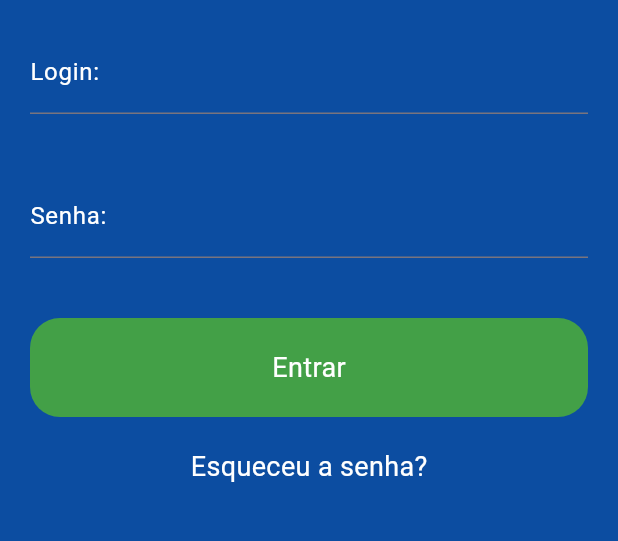
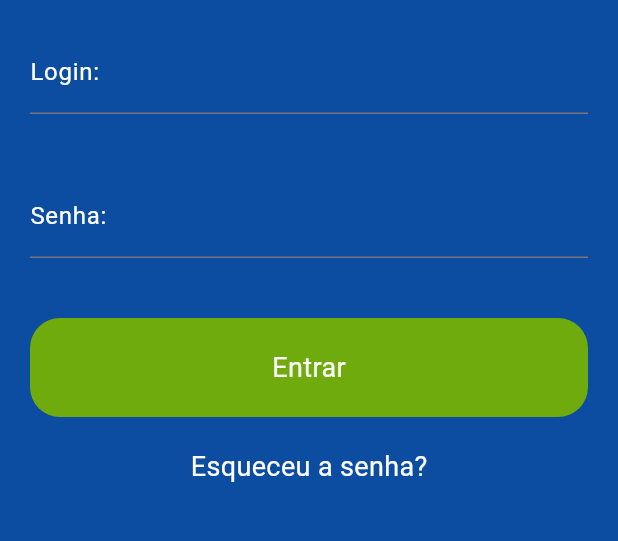
Before and after one commit to sesi-check/sesi_check, a Flutter app: the screen it shows after launch, on a phone screen of 412 x 824 dp, the part 594-1135 px from its top. Run offline on Flutter 3.47's test engine with Material 3 defaults, Android fonts, the phone set to English and light mode, and no system bars; our stand-ins replace go_router.

Commit message:
fix: ajustando a página de login

```diff
--- a/lib/ui/login/screen/login_screen.dart
+++ b/lib/ui/login/screen/login_screen.dart
@@ -60,7 +60,7 @@ class _LoginScreenState extends State<LoginScreen> {
                     width: size.width,
                     decoration: BoxDecoration(
                       borderRadius: BorderRadius.circular(20),
-                      color: Colors.green[600],
+                      color: AppColors.secundaria,
                     ),
                     child: Center(child: Text("Entrar", style: TextStyle(color: Colors.white, fontWeight: FontWeight.normal),)),
                   ),
```
